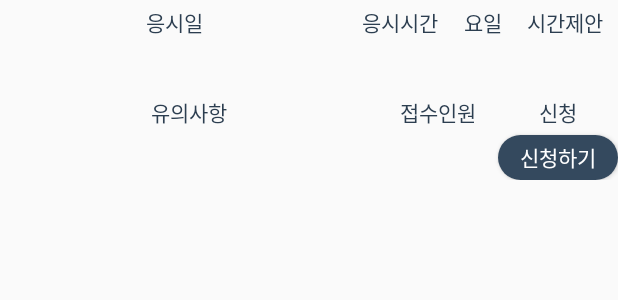
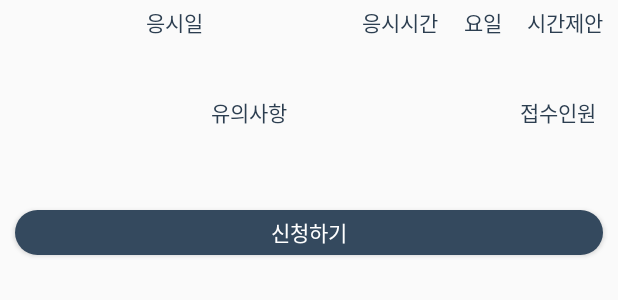
Before and after one commit to interruping/GrowthBookApp, an Android app: the layout approve_book_item_button.xml on its own in the app's theme, with its tools: preview values and no code run, on a phone screen of 412 x 824 dp. Shown: the top 300 px of the screen. Run offline under Robolectric (Android 15) with nearby library versions, the light colour scheme and no system bars.

Commit message:
Merge branch 'geun_young_lim' of https://github.com/interruping/GrowthBookApp
# Conflicts:
#	app/build/intermediates/incremental/mergeDebugResources/compile-file-map.properties
#	app/build/intermediates/res/resources-debug.ap_

```diff
--- a/app/src/main/res/layout/approve_book_item_button.xml
+++ b/app/src/main/res/layout/approve_book_item_button.xml
@@ -87,53 +87,53 @@
         android:id="@+id/D_days"
         android:layout_width="0dp"
         android:layout_height="30dp"
+        android:layout_marginLeft="0dp"
+        android:layout_marginRight="0dp"
+        android:layout_marginTop="0dp"
         android:layout_weight="2"
         android:gravity="center"
-        android:layout_marginLeft="0dp"
         app:layout_constraintLeft_toLeftOf="@+id/textView4"
-        android:layout_marginRight="0dp"
+
         app:layout_constraintRight_toRightOf="@+id/textView4"
-
-        android:layout_marginTop="0dp"
         app:layout_constraintTop_toBottomOf="@+id/textView4" />
 
     <TextView
         android:id="@+id/D_time"
         android:layout_width="0dp"
         android:layout_height="30dp"
+        android:layout_marginLeft="0dp"
+        android:layout_marginRight="0dp"
+        android:layout_marginTop="0dp"
         android:layout_weight="1"
         android:gravity="center"
-        android:layout_marginLeft="0dp"
         app:layout_constraintLeft_toLeftOf="@+id/textView5"
-        android:layout_marginRight="0dp"
         app:layout_constraintRight_toRightOf="@+id/textView5"
-        android:layout_marginTop="0dp"
         app:layout_constraintTop_toBottomOf="@+id/textView5" />
 
     <TextView
         android:id="@+id/D_weekend"
         android:layout_width="0dp"
         android:layout_height="30dp"
+        android:layout_marginLeft="0dp"
+        android:layout_marginRight="0dp"
+        android:layout_marginTop="0dp"
         android:layout_weight="1"
         android:gravity="center"
-        android:layout_marginLeft="0dp"
         app:layout_constraintLeft_toLeftOf="@+id/textView6"
-        android:layout_marginRight="0dp"
         app:layout_constraintRight_toRightOf="@+id/textView6"
-        android:layout_marginTop="0dp"
         app:layout_constraintTop_toBottomOf="@+id/textView6" />
 
     <TextView
         android:id="@+id/Time_limit"
         android:layout_width="0dp"
         android:layout_height="30dp"
+        android:layout_marginLeft="0dp"
+        android:layout_marginRight="0dp"
+        android:layout_marginTop="0dp"
         android:layout_weight="1"
         android:gravity="center"
-        android:layout_marginLeft="0dp"
         app:layout_constraintLeft_toLeftOf="@+id/textView8"
-        android:layout_marginRight="0dp"
         app:layout_constraintRight_toRightOf="@+id/textView8"
-        android:layout_marginTop="0dp"
         app:layout_constraintTop_toBottomOf="@+id/textView8" />
     <!--</LinearLayout>-->
     <!--</LinearLayout>-->
@@ -152,48 +152,34 @@
     <!--android:orientation="horizontal">-->
 
     <TextView
+        android:id="@+id/textView10"
         android:layout_width="0dp"
+
         android:layout_height="30dp"
-
+        android:layout_marginLeft="0dp"
+        android:layout_marginRight="0dp"
+        android:layout_marginTop="0dp"
         android:gravity="center"
         android:text="유의사항"
+
         android:textColor="@color/colorPrimaryDark"
-        android:id="@+id/textView10"
-        android:layout_marginLeft="0dp"
         app:layout_constraintLeft_toLeftOf="parent"
 
-        android:layout_marginTop="0dp"
-        app:layout_constraintTop_toBottomOf="@+id/D_days"
-
-        android:layout_marginRight="0dp"
-        app:layout_constraintRight_toLeftOf="@+id/textView9" />
+        app:layout_constraintRight_toLeftOf="@+id/textView9"
+        app:layout_constraintTop_toBottomOf="@+id/D_days" />
 
     <TextView
         android:id="@+id/textView9"
-        android:layout_width="80dp"
-        android:layout_height="30dp"
-        android:layout_marginTop="0dp"
-        android:layout_weight="1"
-        android:gravity="center"
-        android:text="접수인원"
-        android:textColor="@color/colorPrimaryDark"
-
-        app:layout_constraintTop_toTopOf="@+id/textView10"
-        app:layout_constraintRight_toLeftOf="@+id/Button_Acc"
-        android:layout_marginRight="0dp" />
-
-    <TextView
-        android:id="@+id/textView3"
         android:layout_width="80dp"
         android:layout_height="30dp"
         android:layout_marginRight="0dp"
         android:layout_marginTop="0dp"
         android:layout_weight="1"
         android:gravity="center"
-        android:text="신청"
+        android:text="접수인원"
         android:textColor="@color/colorPrimaryDark"
         app:layout_constraintRight_toRightOf="parent"
-        app:layout_constraintTop_toTopOf="@+id/textView9" />
+        app:layout_constraintTop_toBottomOf="@+id/Time_limit" />
 
 
     <!--</LinearLayout>-->
@@ -205,20 +191,19 @@
     <!--android:weightSum="5"-->
     <!--android:orientation="horizontal">-->
 
-    <TextView
+    <kr.ac.dju.growthbookapp.MarqueeTextView
         android:id="@+id/Note"
         android:layout_width="0dp"
-        android:layout_height="30dp"
+        android:layout_height="wrap_content"
+        android:layout_marginLeft="0dp"
+        android:layout_marginRight="0dp"
+        android:layout_marginTop="0dp"
         android:layout_weight="3"
-        android:ellipsize="marquee"
-        android:marqueeRepeatLimit="marquee_forever"
-        android:maxLines="1"
-        android:scrollHorizontally="true"
-        android:layout_marginLeft="0dp"
+        android:paddingLeft="10dp"
+        android:paddingRight="10dp"
+        app:layout_constraintHorizontal_bias="0.0"
         app:layout_constraintLeft_toLeftOf="@+id/textView10"
-        android:layout_marginRight="0dp"
         app:layout_constraintRight_toRightOf="@+id/textView10"
-        android:layout_marginTop="0dp"
         app:layout_constraintTop_toBottomOf="@+id/textView10" />
 
     <TextView
@@ -238,17 +223,20 @@
         android:id="@+id/Button_Acc"
         android:layout_width="0dp"
         android:layout_height="30dp"
-        android:layout_marginLeft="0dp"
-        android:layout_marginRight="0dp"
-        android:layout_marginTop="0dp"
+        android:layout_marginBottom="10dp"
+        android:layout_marginLeft="10dp"
+        android:layout_marginRight="10dp"
+        android:layout_marginTop="20dp"
         android:layout_weight="1"
         android:background="@drawable/submit_button_small"
         android:text="신청하기"
         android:textColor="#FFFFFFFF"
-        app:layout_constraintLeft_toLeftOf="@+id/textView3"
-        app:layout_constraintRight_toRightOf="@+id/textView3"
-        app:layout_constraintTop_toBottomOf="@+id/textView3"
-        app:layout_constraintHorizontal_bias="1.0" />
+        app:layout_constraintBottom_toBottomOf="parent"
+        app:layout_constraintHorizontal_bias="0.0"
+        app:layout_constraintLeft_toLeftOf="parent"
+        app:layout_constraintRight_toRightOf="parent"
+        app:layout_constraintTop_toBottomOf="@+id/Accept"
+        app:layout_constraintVertical_bias="0.0" />
 
 
     <!--</LinearLayout>-->
```
Also changed, not shown: app/src/main/java/kr/ac/dju/growthbookapp/ApplyCustomDialog.java (+4 -9 lines), app/src/main/java/kr/ac/dju/growthbookapp/ApproveBookAuthTestSubmitDetail.java (+24 -5 lines), app/src/main/java/kr/ac/dju/growthbookapp/BookAuthTestSubmitAdapter.java (+9 -2 lines), app/src/main/java/kr/ac/dju/growthbookapp/MarqueeTextView.java (added, +39 -0 lines), 141 other files.
